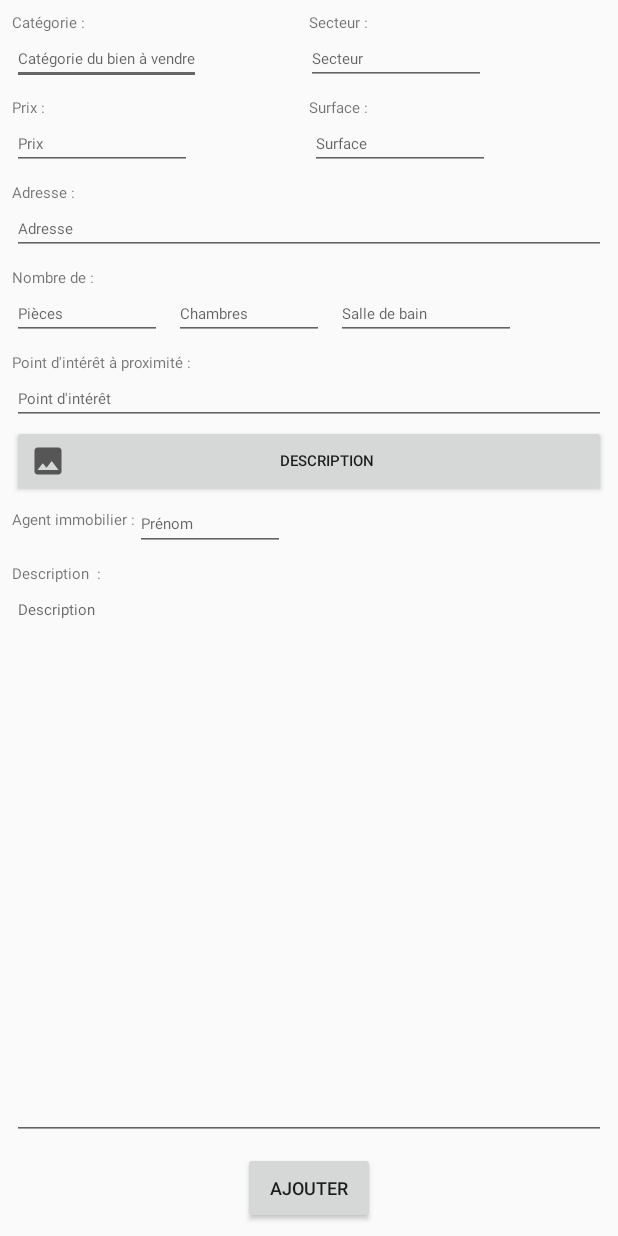
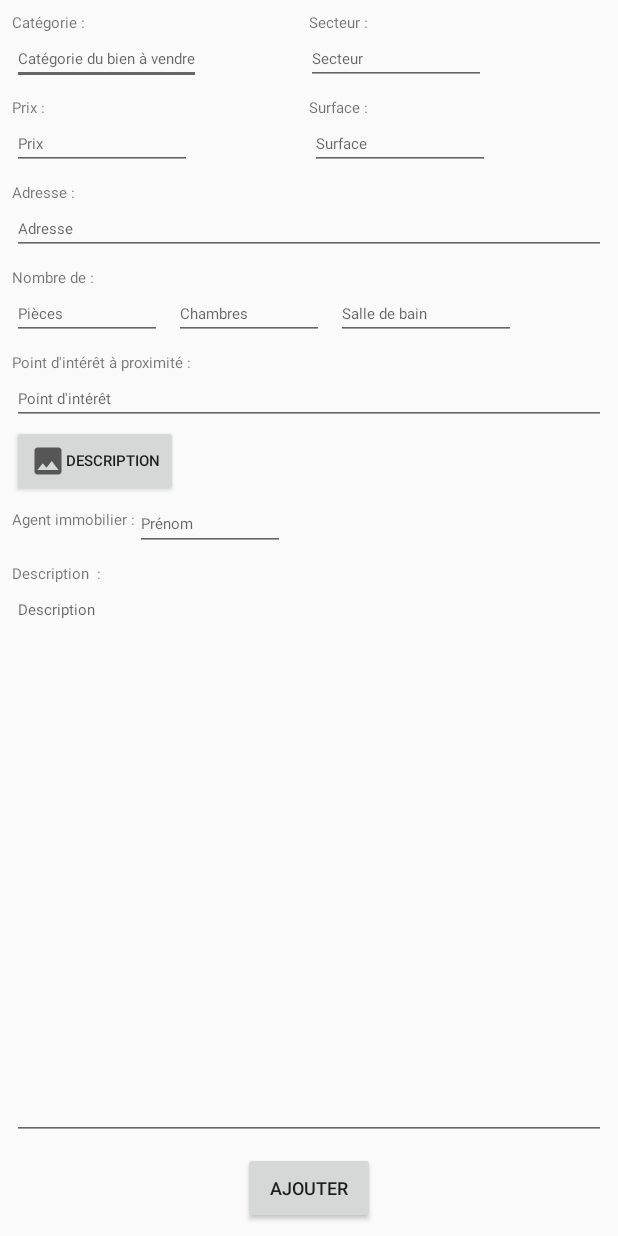
Before and after one commit to eddymail/P9_RealEstateManager, an Android app: the AddActivity screen opened directly, with no data from a screen before it, on a phone screen of 412 x 824 dp. Run offline under Robolectric (Android 15) with nearby library versions, the phone set to English and light mode, and no system bars; our stand-ins replace Room's generated code.

```diff
--- a/app/src/main/AndroidManifest.xml
+++ b/app/src/main/AndroidManifest.xml
@@ -30,6 +30,7 @@
 
     <activity android:name="com.openclassrooms.realestatemanager.Activities.LoanCalculatorActivity"></activity>
     <activity android:name=".Activities.AddActivity"></activity>
+    <activity android:name=".Activities.SearchResultsActivity"></activity>
     <activity android:name=".Activities.MainActivity">
         <intent-filter>
             <action android:name="android.intent.action.MAIN" />
--- a/app/src/main/java/com/openclassrooms/realestatemanager/Activities/AddActivity.java
+++ b/app/src/main/java/com/openclassrooms/realestatemanager/Activities/AddActivity.java
@@ -49,7 +49,7 @@ public class AddActivity extends AppCompatActivity implements View.OnClickListen
 
     private EditText categoryInput, districtInput, priceInput, areaInput, roomInput, bedroomInput, bathroomInput,
             pointOfInterestValue, descriptionValue, agentNameValue, addressValue, etDateOfSale;
-    private Button addBtn, descriptionPictureBtn, galleryPictureBtn;
+    private Button addBtn, selectDescriptionPictureBtn, selectGalleryPictureBtn, addDescriptionPictureBtn, addGalleryPictureBtn;
 
     private RealEstateManagerViewModel realEstateManagerViewModel;
 
@@ -77,21 +77,26 @@ public class AddActivity extends AppCompatActivity implements View.OnClickListen
         if (id == -1 || id == 0) {
             //Create
             this.initActivity();
-            galleryPictureBtn.setVisibility(View.GONE);
+            selectGalleryPictureBtn.setVisibility(View.GONE);
+            addGalleryPictureBtn.setVisibility(View.GONE);
+            addDescriptionPictureBtn.setVisibility(View.GONE);
             etDateOfSale.setVisibility(View.GONE);
             addBtn.setText("Ajouter");
         } else {
             //Modify
             this.initActivity();
-            galleryPictureBtn.setVisibility(View.VISIBLE);
+            selectGalleryPictureBtn.setVisibility(View.VISIBLE);
+            addGalleryPictureBtn.setVisibility(View.VISIBLE);
             etDateOfSale.setVisibility(View.VISIBLE);
             this.getCurrentHouse(id);
             addBtn.setText("Modifier");
         }
 
         addBtn.setOnClickListener(this);
-        descriptionPictureBtn.setOnClickListener(this);
-        galleryPictureBtn.setOnClickListener(this);
+        selectDescriptionPictureBtn.setOnClickListener(this);
+        selectGalleryPictureBtn.setOnClickListener(this);
+        addDescriptionPictureBtn.setOnClickListener(this);
+        addGalleryPictureBtn.setOnClickListener(this);
 
     }
 
@@ -114,8 +119,10 @@ public class AddActivity extends AppCompatActivity implements View.OnClickListen
         addressValue = findViewById(R.id.et_add_activity_address);
         agentNameValue = findViewById(R.id.et_add_activity_agent_name);
         addBtn = findViewById(R.id.bt_add_activity);
-        descriptionPictureBtn = findViewById(R.id.bt_add_activity_add_description_picture);
-        galleryPictureBtn = findViewById(R.id.bt_add_activity_take_picture);
+        selectDescriptionPictureBtn = findViewById(R.id.bt_add_activity_select_description_picture);
+        addDescriptionPictureBtn = findViewById(R.id.bt_add_activity_add_description_picture);
+        selectGalleryPictureBtn = findViewById(R.id.bt_add_activity_select_gallerie_picture);
+        addGalleryPictureBtn = findViewById(R.id.bt_add_activity_add_gallerie_picture);
         etDateOfSale = findViewById(R.id.et_add_activity_date_of_sale);
     }
 
@@ -163,6 +170,13 @@ public class AddActivity extends AppCompatActivity implements View.OnClickListen
         this.realEstateManagerViewModel.getHouse(id).observe(this, this::updateHouseAndUpdateDatabase);
     }
 
+    private void getHouseToUpdateIllustration(long id) {
+        this.realEstateManagerViewModel.getHouse(id).observe(this, this::updateHouseIllustrationInDatabase);
+    }
+
+    private void updateHouseIllustrationInDatabase(House house) {
+    }
+
     private void getAllHousesFromDatabase() {
         this.realEstateManagerViewModel.getAll().observe(this, this::updateList);
     }
@@ -178,6 +192,7 @@ public class AddActivity extends AppCompatActivity implements View.OnClickListen
         }
         houseToAdd = new House(category, district, true, price, area, numberOfRooms, numberOfBathrooms, numberOfBedRooms, pointOfInterest,
                 description, picture, address, available, dateOfEntry, null, realEstateAgent);
+        Log.e("Test", "TEST PHOTO DESCRIPTION " + picture);
         this.realEstateManagerViewModel.createHouse(houseToAdd);
     }
 
@@ -186,15 +201,13 @@ public class AddActivity extends AppCompatActivity implements View.OnClickListen
             picture = "";
         }
         illustrationToAdd = new Illustration(id, tvDescription, picture);
-        Log.e("Test", "ToDatabase description = " + tvDescription);
+        Log.e("Test", "TEST ToDatabase description = " + tvDescription + " PICTURE " + picture);
         this.realEstateManagerViewModel.createIllustration(illustrationToAdd);
     }
 
     private void updateHouseAndUpdateDatabase(House house) {
-        id = house.getId();
-        if (picture == null) {
-            picture = house.getIllustration(); }
-        if (dateOfSale != null) {
+
+        if (!dateOfSale.isEmpty()) {
             available = false;
         }
         dateOfEntry = house.getDateOfEntry();
@@ -202,8 +215,15 @@ public class AddActivity extends AppCompatActivity implements View.OnClickListen
                 description, picture, address, available, dateOfEntry, dateOfSale, realEstateAgent);
 
         this.realEstateManagerViewModel.updateHouse(category, district, true, price, area, numberOfRooms, numberOfBathrooms,
-                numberOfBedRooms, pointOfInterest, description, picture, address, available,
+                numberOfBedRooms, pointOfInterest, description, address, available,
                 dateOfEntry, dateOfSale, realEstateAgent, id);
+    }
+
+    private void updateHouseIllustrationInDatabase() {
+        if (picture != null)
+        {
+           this.realEstateManagerViewModel.updateIllustration(picture, id);
+        }
     }
 
     //Start Activity for get picture from device
@@ -237,6 +257,7 @@ public class AddActivity extends AppCompatActivity implements View.OnClickListen
     }
 
     //OnClick method
+
     @Override
     public void onClick(View view) {
         switch (view.getId()) {
@@ -251,11 +272,6 @@ public class AddActivity extends AppCompatActivity implements View.OnClickListen
                     mainFragment.updateList(houseList);*/
                     AddActivity.this.finish();
                 } else {
-                    if( galleryPictureBtn.isClickable())
-                    {
-                        createIllustrationAndAddItToDatabase(id);
-                        Toast.makeText(this, "La photo a été ajoutée dans la galerie ", Toast.LENGTH_LONG).show();
-                    } else {
                     //Update house in database
                     this.collectInputForHouse();
                     this.getHouseToUpdate(id);
@@ -264,19 +280,33 @@ public class AddActivity extends AppCompatActivity implements View.OnClickListen
                     mainFragment.updateList(houseList);*/
                     AddActivity.this.finish();
                 }
-                }
-
                 break;
 
             case R.id.bt_add_activity_add_description_picture:
+                //Update description picture in database
+                this.updateHouseIllustrationInDatabase();
+                Toast.makeText(this, "L'image de description a été modifiée ", Toast.LENGTH_LONG).show();
+                Toast.makeText(this, "Click Add description ", Toast.LENGTH_LONG).show();
+                break;
+
+            case R.id.bt_add_activity_add_gallerie_picture:
+                //Add illustration picture in database
+                createIllustrationAndAddItToDatabase(id);
+                Toast.makeText(this, "La photo a été ajoutée dans la galerie ", Toast.LENGTH_LONG).show();
+                Toast.makeText(this, "Click Add gallery ", Toast.LENGTH_LONG).show();
+                break;
+
+            case R.id.bt_add_activity_select_description_picture:
                 //Add picture from device
                 openDescriptionPictureDialog();
+                Toast.makeText(this, "Click Select description ", Toast.LENGTH_LONG).show();
                 //   this.addPictureFromDevice();
                 break;
 
-            case R.id.bt_add_activity_take_picture:
+            case R.id.bt_add_activity_select_gallerie_picture:
                 //Take picture with device
                 openGalleryPictureDialog();
+                Toast.makeText(this, "Click Select gallery ", Toast.LENGTH_LONG).show();
                 // this.takePicture();
                 break;
         }
--- a/app/src/main/java/com/openclassrooms/realestatemanager/Activities/MainActivity.java
+++ b/app/src/main/java/com/openclassrooms/realestatemanager/Activities/MainActivity.java
@@ -134,8 +134,8 @@ public class MainActivity extends AppCompatActivity implements NavigationView.On
 
         if (detailFragment != null && Utils.isTablet(this)) {
             //Tablet
+            detailFragment.updateData(house);
             detailFragment.updateDisplay(house);
-            detailFragment.updateDisplayDetails(house);
             this.id = house.getId();
 
         } else {
--- a/app/src/main/java/com/openclassrooms/realestatemanager/Database/Dao/HouseDao.java
+++ b/app/src/main/java/com/openclassrooms/realestatemanager/Database/Dao/HouseDao.java
@@ -28,9 +28,70 @@ public interface HouseDao {
     @Query("UPDATE House SET isEuro = :isEuro WHERE id = :id")
     int updateIsEuro(boolean isEuro, long id);
 
-    @Query("UPDATE House SET category = :category,  district = :district,isEuro = :isEuro, price = :price, area = :area,numberOfRooms = :numberOfRooms, numberOfBathrooms= :numberOfBathrooms, numberOfBedRooms = :numberOfBedRooms, pointOfInterest = :pointOfInterest, description = :description, illustration = :illustration, address = :address, available = :available, dateOfEntry = :dateOfEntry, dateOfSale = :dateOfSale, realEstateAgent = :realEstateAgent WHERE id = :id")
-    int updateHouse(String category, String district, int price, boolean isEuro,int area, int numberOfRooms, int numberOfBathrooms, int numberOfBedRooms,String pointOfInterest, String description, String illustration, String address,boolean available, String dateOfEntry, String dateOfSale, String realEstateAgent, long id);
+    @Query("UPDATE House SET category = :category," +
+            "district = :district," +
+            "isEuro = :isEuro," +
+            "price = :price," +
+            "area = :area," +
+            "numberOfRooms = :numberOfRooms," +
+            "numberOfBathrooms= :numberOfBathrooms," +
+            "numberOfBedRooms = :numberOfBedRooms," +
+            "pointOfInterest = :pointOfInterest," +
+            "description = :description," +
+            "address = :address," +
+            "available = :available," +
+            "dateOfEntry = :dateOfEntry," +
+            "dateOfSale = :dateOfSale," +
+            "realEstateAgent = :realEstateAgent WHERE id = :id")
 
-    @Query("SELECT * FROM House WHERE district LIKE :district OR price BETWEEN :miniPrice AND :maxiPrice OR area BETWEEN :miniArea AND :maxiArea OR pointOfInterest LIKE :pointOfInterest OR dateOfEntry LIKE :dateOfEntry OR dateOfSale LIKE :dateOfSale")
-    LiveData<List<House>> searchDatabase(String district, String miniPrice, String maxiPrice, int miniArea, int maxiArea, String pointOfInterest,String dateOfEntry, String dateOfSale);
+    int updateHouse(String category,
+                    String district,
+                    int price,
+                    boolean isEuro,
+                    int area,
+                    int numberOfRooms,
+                    int numberOfBathrooms,
+                    int numberOfBedRooms,
+                    String pointOfInterest,
+                    String description,
+                    String address,
+                    boolean available,
+                    String dateOfEntry,
+                    String dateOfSale,
+                    String realEstateAgent,
+                    long id);
+
+    @Query("UPDATE House SET illustration = :illustration WHERE id =:id")
+    int updateIllustration(String illustration, long id);
+
+    @Query("SELECT * FROM House WHERE district = :district" +
+            " AND price BETWEEN :miniPrice AND :maxiPrice " +
+            " AND area BETWEEN :miniArea AND :maxiArea" +
+            " AND pointOfInterest = :pointOfInterest " +
+            "AND dateOfEntry >= :dateOfEntry " +
+            "AND dateOfSale >= :dateOfSale")
+
+    LiveData<List<House>> getSearchedHouse(String district,
+                                           String miniPrice,
+                                           String maxiPrice,
+                                           int miniArea,
+                                           int maxiArea,
+                                           String pointOfInterest,
+                                           String dateOfEntry,
+                                           String dateOfSale);
+
+  /*  @Query("SELECT * FROM House WHERE district = :district " +
+            "AND price BETWEEN :miniPrice AND :maxiPrice " +
+            "AND area BETWEEN :miniArea AND :maxiArea " +
+            +
+           )
+
+    LiveData<List<House>> getSearchedHouse(String district,
+                                           String miniPrice,
+                                           String maxiPrice,
+                                           int miniArea,
+                                           int maxiArea,
+                                           String pointOfInterest,
+                                           );*/
+
 }
--- a/app/src/main/java/com/openclassrooms/realestatemanager/Fragments/DetailFragment.java
+++ b/app/src/main/java/com/openclassrooms/realestatemanager/Fragments/DetailFragment.java
@@ -105,7 +105,6 @@ public class DetailFragment extends Fragment implements View.OnClickListener {
         this.adapter = new GalleryRecyclerAdapter(this.gallery);
         this.recyclerView.setAdapter(this.adapter);
         this.recyclerView.setLayoutManager(new LinearLayoutManager(getActivity(), LinearLayoutManager.HORIZONTAL, false));
-        Log.e("Test", "Test galerie dans configureRecyclerView() " + " Size = " + gallery.size());
     }
 
     private void configureViewModel() {
@@ -130,7 +129,6 @@ public class DetailFragment extends Fragment implements View.OnClickListener {
     }
 
     private void updateDisplayList() {
-        Log.e("Test", "Taille galery = " + gallery.size());
         if (gallery.size() == 0) {
             recyclerView.setVisibility(View.GONE);
         } else {
--- a/app/src/main/java/com/openclassrooms/realestatemanager/Injection/ViewModelFactory.java
+++ b/app/src/main/java/com/openclassrooms/realestatemanager/Injection/ViewModelFactory.java
@@ -21,16 +21,6 @@ public class ViewModelFactory implements ViewModelProvider.Factory {
         this.executor = executor;
     }
 
-/*
-    @NonNull
-    @Override
-    public <T extends ViewModel> T create(@NonNull Class<T> modelClass) {
-        if(modelClass.isAssignableFrom(RealEstateManagerViewModel.class)) {
-            return (T) new RealEstateManagerViewModel(houseDataSource, illustrationDataSource,executor);
-        }
-        throw new IllegalArgumentException("Unknow ViewModel class");
-    }*/
-
     @androidx.annotation.NonNull
     @Override
     public <T extends ViewModel> T create(@androidx.annotation.NonNull Class<T> modelClass) {
--- a/app/src/main/java/com/openclassrooms/realestatemanager/Repositories/HouseDataRepository.java
+++ b/app/src/main/java/com/openclassrooms/realestatemanager/Repositories/HouseDataRepository.java
@@ -28,16 +28,77 @@ public class HouseDataRepository {
         houseDao.updateIsEuro(isEuro, id);
     }
 
+    //Update illustration
+    public void updateIllustration(String illustration, long id) {houseDao.updateIllustration(illustration, id); }
+
     //Update house
-    public void updateHouse(String category, String district, boolean isEuro, int price, int area, int numberOfRooms, int numberOfBathrooms, int numberOfBedRooms,
-                            String pointOfInterest, String description, String illustration, String address,boolean available, String dateOfEntry,
-                            String dateOfSale, String realEstateAgent, long id)
+    public void updateHouse(String category,
+                            String district,
+                            boolean isEuro,
+                            int price,
+                            int area,
+                            int numberOfRooms,
+                            int numberOfBathrooms,
+                            int numberOfBedRooms,
+                            String pointOfInterest,
+                            String description,
+                            String address,
+                            boolean available,
+                            String dateOfEntry,
+                            String dateOfSale,
+                            String realEstateAgent,
+                            long id)
     {
-        houseDao.updateHouse(category, district, price, isEuro, area, numberOfRooms, numberOfBathrooms,
-            numberOfBedRooms,pointOfInterest, description, illustration, address,available,
-            dateOfEntry,dateOfSale, realEstateAgent, id);
+        houseDao.updateHouse(category,
+                district,
+                price,
+                isEuro,
+                area,
+                numberOfRooms,
+                numberOfBathrooms,
+                numberOfBedRooms,
+                pointOfInterest,
+                description,
+                address,
+                available,
+                dateOfEntry,
+                dateOfSale,
+                realEstateAgent,
+                id);
     }
 
     //For search
-    public LiveData<List<House>> searchDatabase(String district, String miniPrice, String maxiPrice, int miniArea,int maxiArea, String pointOfInterest,String dateOfEntry, String dateOfSale) { return this.houseDao.searchDatabase(district,miniPrice,maxiPrice, miniArea,maxiArea,pointOfInterest,dateOfEntry,dateOfSale);}
+    public LiveData<List<House>> getSearchedHouse(String district,
+                                                  String miniPrice,
+                                                  String maxiPrice,
+                                                  int miniArea,
+                                                  int maxiArea,
+                                                  String pointOfInterest,
+                                                  String dateOfEntry,
+                                                  String dateOfSale) {
+
+        return this.houseDao.getSearchedHouse(district,
+                miniPrice,
+                maxiPrice,
+                miniArea,
+                maxiArea,
+                pointOfInterest,
+                dateOfEntry,
+                dateOfSale);}
+
+   /* public LiveData<List<House>> getSearchedHouse(String district,
+                                                  String miniPrice,
+                                                  String maxiPrice,
+                                                  int miniArea,
+                                                  int maxiArea,
+                                                  ,
+                                                ) {
+
+        return this.houseDao.getSearchedHouse(district,
+                miniPrice,
+                maxiPrice,
+                miniArea,
+                maxiArea,
+                pointOfInterest,
+               );}*/
 }
--- a/app/src/main/res/layout-w720dp/activity_main.xml
+++ b/app/src/main/res/layout-w720dp/activity_main.xml
@@ -1,6 +1,6 @@
 <?xml version="1.0" encoding="utf-8"?>
 
-<android.support.v4.widget.DrawerLayout
+<androidx.drawerlayout.widget.DrawerLayout
     xmlns:android="http://schemas.android.com/apk/res/android"
     xmlns:tools="http://schemas.android.com/tools"
     xmlns:app="http://schemas.android.com/apk/res-auto"
@@ -56,4 +56,4 @@
         app:headerLayout="@layout/activity_main_nav_header"
         app:menu="@menu/activity_main_menu_drawer" />
 
-</android.support.v4.widget.DrawerLayout>
+</androidx.drawerlayout.widget.DrawerLayout>
--- a/app/src/main/res/layout/activity_add.xml
+++ b/app/src/main/res/layout/activity_add.xml
@@ -283,23 +283,36 @@
         app:layout_constraintTop_toBottomOf="@+id/et_add_activity_pointOfInterest">
 
         <Button
-            android:id="@+id/bt_add_activity_add_description_picture"
-            android:layout_width="match_parent"
+            android:id="@+id/bt_add_activity_select_description_picture"
+            android:layout_width="wrap_content"
             android:layout_height="wrap_content"
-            android:layout_weight="1"
             android:drawableLeft="@drawable/ic_baseline_photo_24"
             android:text="description"
             android:textAlignment="center"
             android:textSize="10sp" />
 
         <Button
-            android:id="@+id/bt_add_activity_take_picture"
-            android:layout_width="match_parent"
+            android:id="@+id/bt_add_activity_add_description_picture"
+            android:layout_width="wrap_content"
             android:layout_height="wrap_content"
-            android:layout_weight="1"
+            android:text="Ok"
+            android:textAppearance="@style/TextAppearance.AppCompat.Small" />
+
+        <Button
+            android:id="@+id/bt_add_activity_select_gallerie_picture"
+            android:layout_width="wrap_content"
+            android:layout_height="wrap_content"
             android:drawableLeft="@drawable/ic_baseline_photo_library_24"
             android:text="gallerie"
             android:textSize="10sp" />
+
+        <Button
+            android:id="@+id/bt_add_activity_add_gallerie_picture"
+            android:layout_width="wrap_content"
+            android:layout_height="wrap_content"
+            android:text="Ok"
+            android:textAppearance="@style/TextAppearance.AppCompat.Small" />
+
     </LinearLayout>
 
     <EditText
--- a/app/src/main/res/layout/fragment_main_item.xml
+++ b/app/src/main/res/layout/fragment_main_item.xml
@@ -79,13 +79,14 @@
         android:layout_marginBottom="8dp"
         android:text="VENDU LE dd/mm/yyyy"
         android:textAlignment="center"
+        android:textAppearance="@style/TextAppearance.AppCompat.Small"
         android:textColor="@android:color/holo_red_dark"
-        android:textSize="18sp"
+        android:textSize="12sp"
         android:textStyle="bold|italic"
         android:visibility="gone"
         app:layout_constraintBottom_toTopOf="@+id/linearLayout"
         app:layout_constraintEnd_toEndOf="parent"
-        app:layout_constraintStart_toEndOf="@+id/tv_fragment_main_item_category"
+        app:layout_constraintStart_toEndOf="@+id/fragment_main_item_illustration"
         app:layout_constraintTop_toTopOf="parent" />
 
 </androidx.constraintlayout.widget.ConstraintLayout>
```
Also changed, not shown: app/src/main/java/com/openclassrooms/realestatemanager/Activities/SearchResultsActivity.java (+62 -29 lines), app/src/main/java/com/openclassrooms/realestatemanager/Database/RealEstateManagerDatabase.java (+3 -3 lines), app/src/main/java/com/openclassrooms/realestatemanager/Fragments/MainFragment.java (+15 -9 lines), app/src/main/java/com/openclassrooms/realestatemanager/Ui/RealEstateManagerViewModel.java (+54 -7 lines), app/src/main/res/layout/activity_search.xml (+4 -4 lines), app/src/main/java/com/openclassrooms/realestatemanager/Model/Illustration.java (line endings or trailing spaces). Lines whose indentation alone changed are shown as unchanged.
